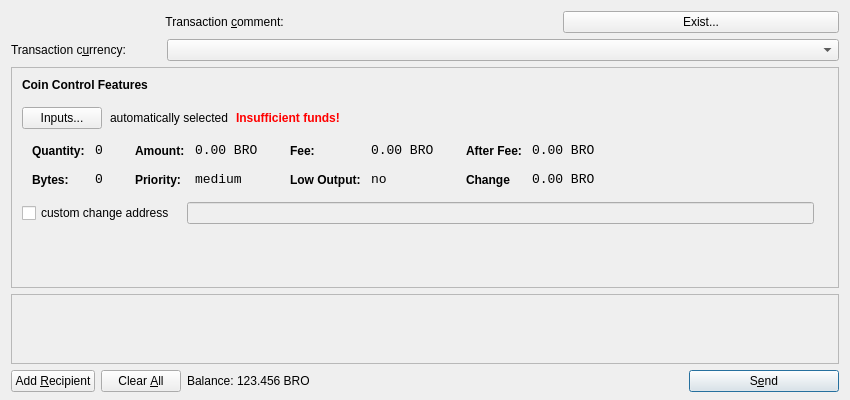
Qt form src/qt/forms/sendcoinsdialog.ui (BreakoutCoin/Breakout-Chain-Client) before a commit.
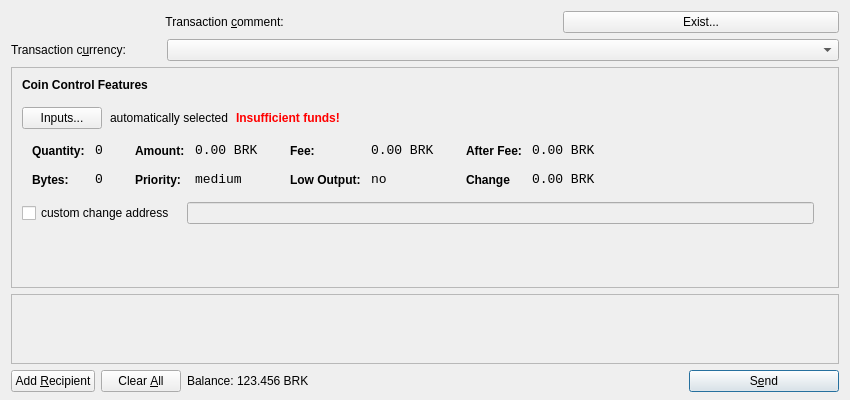
The same form after that commit. Icons and pictures are not drawn. Custom widgets are drawn as their Qt base class.

The edit to the form file:
```diff
--- a/src/qt/forms/sendcoinsdialog.ui
+++ b/src/qt/forms/sendcoinsdialog.ui
@@ -373,7 +373,7 @@
                 <widget class="QLabel" name="labelCoinControlAmount">
                  <property name="font">
                   <font>
-                   <family>Monospace</family>
+                   <family>Courier New</family>
                    <pointsize>10</pointsize>
                   </font>
                  </property>
@@ -384,7 +384,7 @@
                   <enum>Qt::ActionsContextMenu</enum>
                  </property>
                  <property name="text">
-                  <string>0.00 BRO</string>
+                  <string>0.00 BRK</string>
                  </property>
                  <property name="textInteractionFlags">
                   <set>Qt::LinksAccessibleByMouse|Qt::TextSelectableByKeyboard|Qt::TextSelectableByMouse</set>
@@ -459,7 +459,7 @@
                 <widget class="QLabel" name="labelCoinControlFee">
                  <property name="font">
                   <font>
-                   <family>Monospace</family>
+                   <family>Courier New</family>
                    <pointsize>10</pointsize>
                   </font>
                  </property>
@@ -470,7 +470,7 @@
                   <enum>Qt::ActionsContextMenu</enum>
                  </property>
                  <property name="text">
-                  <string>0.00 BRO</string>
+                  <string>0.00 BRK</string>
                  </property>
                  <property name="textInteractionFlags">
                   <set>Qt::LinksAccessibleByMouse|Qt::TextSelectableByKeyboard|Qt::TextSelectableByMouse</set>
@@ -545,7 +545,7 @@
                 <widget class="QLabel" name="labelCoinControlAfterFee">
                  <property name="font">
                   <font>
-                   <family>Monospace</family>
+                   <family>Courier New</family>
                    <pointsize>10</pointsize>
                   </font>
                  </property>
@@ -556,7 +556,7 @@
                   <enum>Qt::ActionsContextMenu</enum>
                  </property>
                  <property name="text">
-                  <string>0.00 BRO</string>
+                  <string>0.00 BRK</string>
                  </property>
                  <property name="textInteractionFlags">
                   <set>Qt::LinksAccessibleByMouse|Qt::TextSelectableByKeyboard|Qt::TextSelectableByMouse</set>
@@ -577,7 +577,7 @@
                 <widget class="QLabel" name="labelCoinControlChange">
                  <property name="font">
                   <font>
-                   <family>Monospace</family>
+                   <family>Courier New</family>
                    <pointsize>10</pointsize>
                   </font>
                  </property>
@@ -588,7 +588,7 @@
                   <enum>Qt::ActionsContextMenu</enum>
                  </property>
                  <property name="text">
-                  <string>0.00 BRO</string>
+                  <string>0.00 BRK</string>
                  </property>
                  <property name="textInteractionFlags">
                   <set>Qt::LinksAccessibleByMouse|Qt::TextSelectableByKeyboard|Qt::TextSelectableByMouse</set>
@@ -795,7 +795,7 @@
           <cursorShape>IBeamCursor</cursorShape>
          </property>
          <property name="text">
-          <string>123.456 BRO</string>
+          <string>123.456 BRK</string>
          </property>
          <property name="textInteractionFlags">
           <set>Qt::LinksAccessibleByMouse|Qt::TextSelectableByKeyboard|Qt::TextSelectableByMouse</set>
```
Left out of the diff: 8 changed lines with no effect on the pictures.
